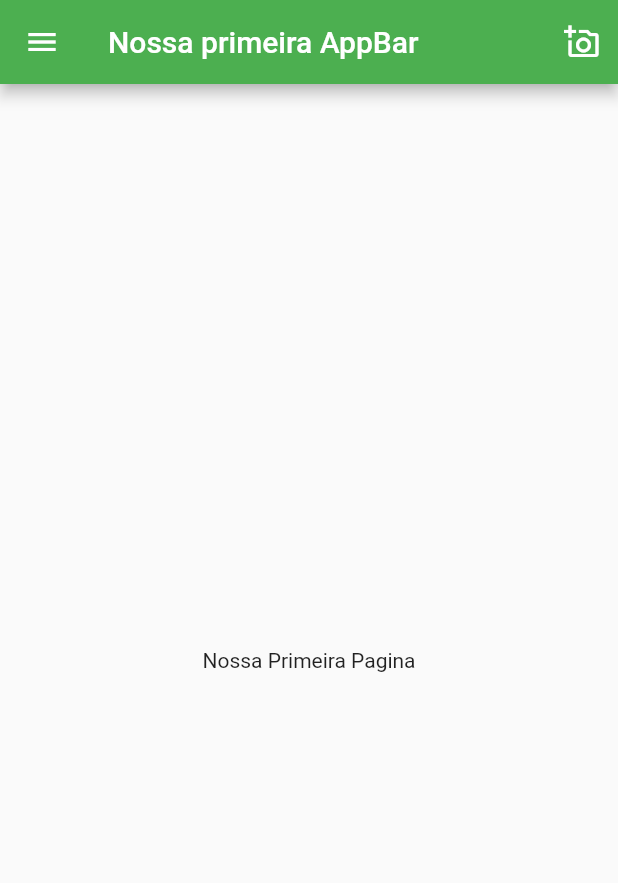
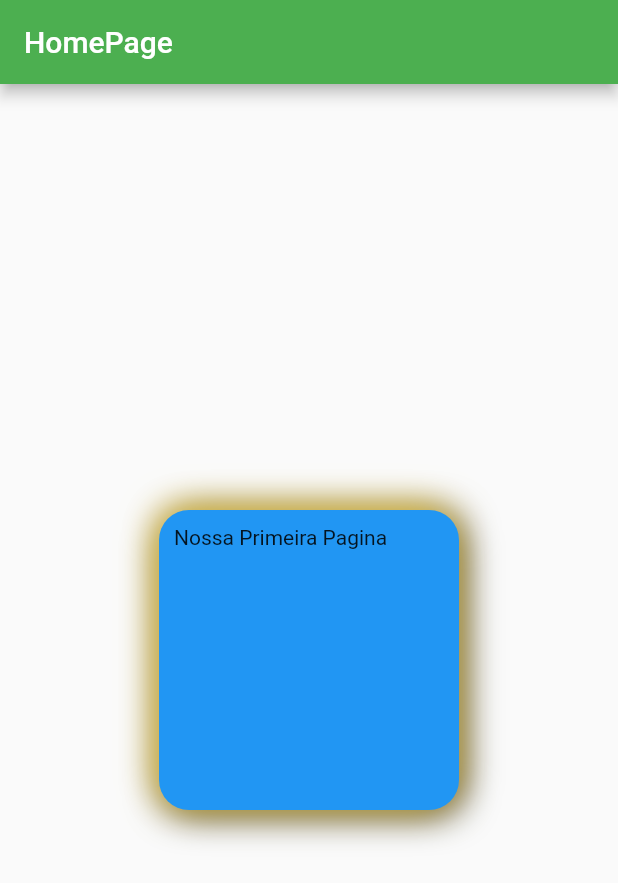
Before and after one commit to caneto/flutter_academiadoflutter, a Flutter app: the screen it shows after launch, on a phone screen of 412 x 824 dp. Shown: the top 883 px of the screen. Run offline on Flutter 3.47's test engine with Material 2 defaults, Android fonts, the phone set to English and light mode, and no system bars.

Commit message:
Update home_page.dart

```diff
--- a/flutter_maonamassa/lib/home/home_page.dart
+++ b/flutter_maonamassa/lib/home/home_page.dart
@@ -8,19 +8,34 @@ class HomePage extends StatelessWidget {
    Widget build(BuildContext context) {
        return Scaffold(
           appBar: AppBar(
-            title: const Text("Nossa primeira AppBar"),
+            title: const Text("HomePage"),
             backgroundColor: Colors.green,
-            actions: [
-              IconButton(icon: const Icon(Icons.add_a_photo_outlined), onPressed: () {  },)
-            ],
           ),
-          drawer: const Drawer(
-            child: Center(child: Text('Nossa drawer aberto'),),
-          ),
-          endDrawer: const Drawer(
-            child: Center(child: Text('Drawer end'),),
-          ),
-          body: const Center(child: Text('Nossa Primeira Pagina'))
+          body: Center(
+            child: Container(
+              width: 200,
+              height: 200,
+              margin: const EdgeInsets.all(10),
+              padding: const EdgeInsets.all(10),
+              decoration: const BoxDecoration(
+                color: Colors.blue,
+                borderRadius: BorderRadius.all(Radius.circular(20)),
+                boxShadow: [
+                  BoxShadow(
+                    color: Colors.black,
+                    blurRadius: 20,
+                    offset: Offset(2,2),
+                  ),
+                  BoxShadow(
+                    color: Colors.amberAccent,
+                    blurRadius: 20,
+                    offset: Offset(-2,-2),
+                  )
+                ]
+              ),
+              child: Text('Nossa Primeira Pagina')
+            )
+          )
        );
   }
 }
```
